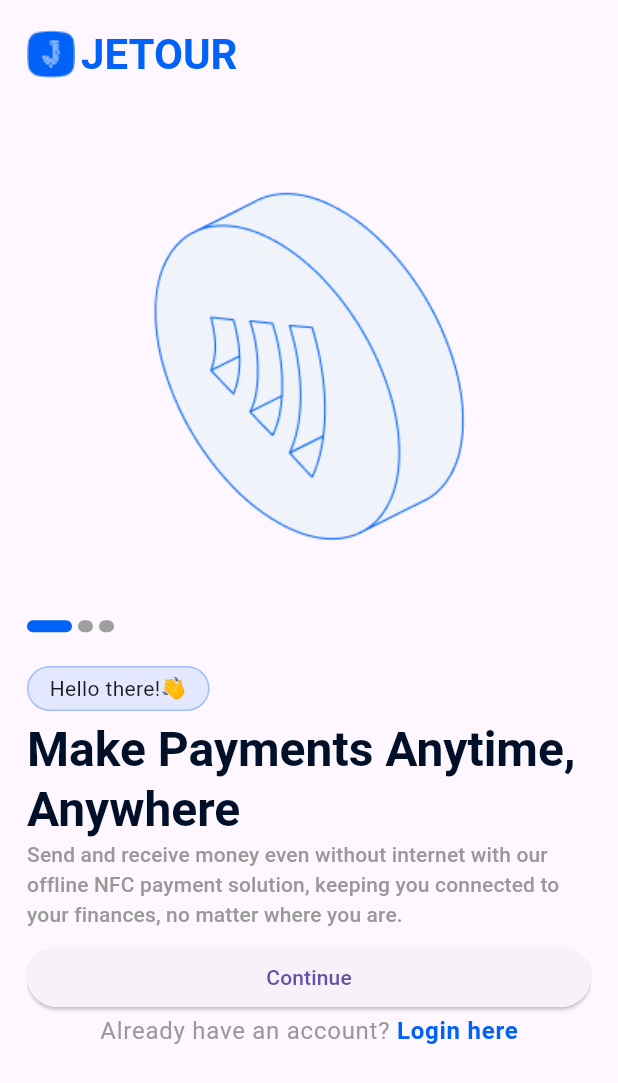
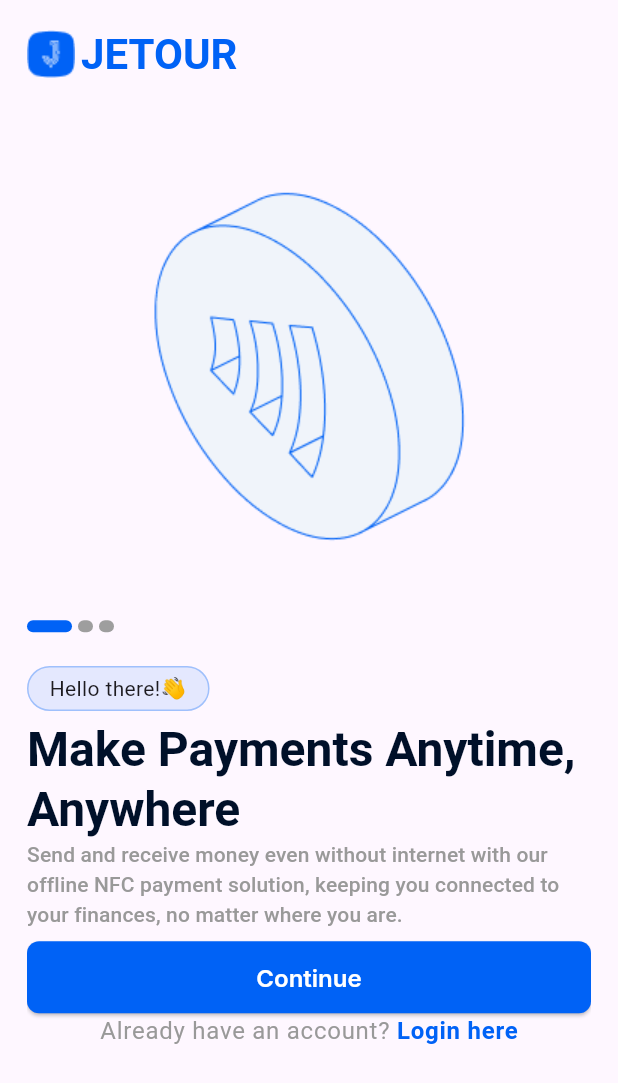
Before and after one commit to Jessepelumi/jetour_client, a Flutter app: the screen it shows after launch, on a phone screen of 412 x 824 dp. Shown: the top 1083 px of the screen. Run offline on Flutter 3.47's test engine with Material 3 defaults, Android fonts, the phone set to English and light mode, and no system bars; drawn by our look-alikes of smooth_page_indicator; our stand-ins replace get, get_storage, google_fonts.

Commit message:
added elevation button theme

```diff
--- a/lib/app.dart
+++ b/lib/app.dart
@@ -1,15 +1,21 @@
 import 'package:flutter/material.dart';
 import 'package:get/get.dart';
 import 'package:jetour_client/auth/views/onboarding/onboarding.dart';
+import 'package:jetour_client/core/theme/elevated_button.dart';
+import 'package:jetour_client/core/util/colors.dart';
 
 class App extends StatelessWidget {
   const App({super.key});
 
   @override
   Widget build(BuildContext context) {
-    return const GetMaterialApp(
+    return GetMaterialApp(
       debugShowCheckedModeBanner: false,
-      home: Onboarding(),
+      theme: ThemeData(
+        primaryColor: primary,
+        elevatedButtonTheme: AppElevatedButtonTheme.appElevatedButtonTheme,
+      ),
+      home: const Onboarding(),
     );
   }
 }
```
